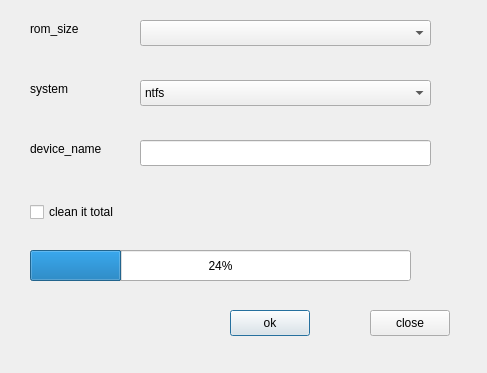
Qt form libpeony-qt/windows/format_dialog.ui (ukui/peony) before a commit.
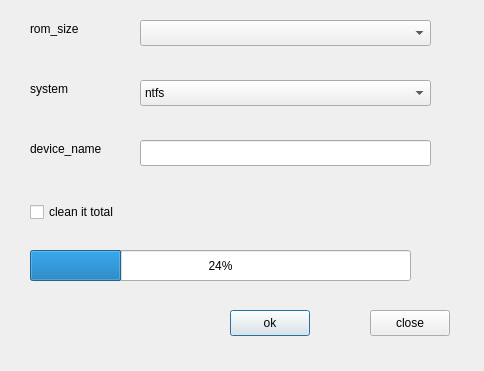
The same form after that commit.

Commit message: [FIX] Set the minimum value of the format window.

Patch:
```diff
--- a/libpeony-qt/windows/format_dialog.ui
+++ b/libpeony-qt/windows/format_dialog.ui
@@ -6,10 +6,16 @@
    <rect>
     <x>0</x>
     <y>0</y>
-    <width>487</width>
-    <height>373</height>
+    <width>484</width>
+    <height>371</height>
    </rect>
   </property>
+  <property name="minimumSize">
+   <size>
+    <width>450</width>
+    <height>340</height>
+   </size>
+  </property>
   <property name="windowTitle">
    <string>Dialog</string>
   </property>
```
